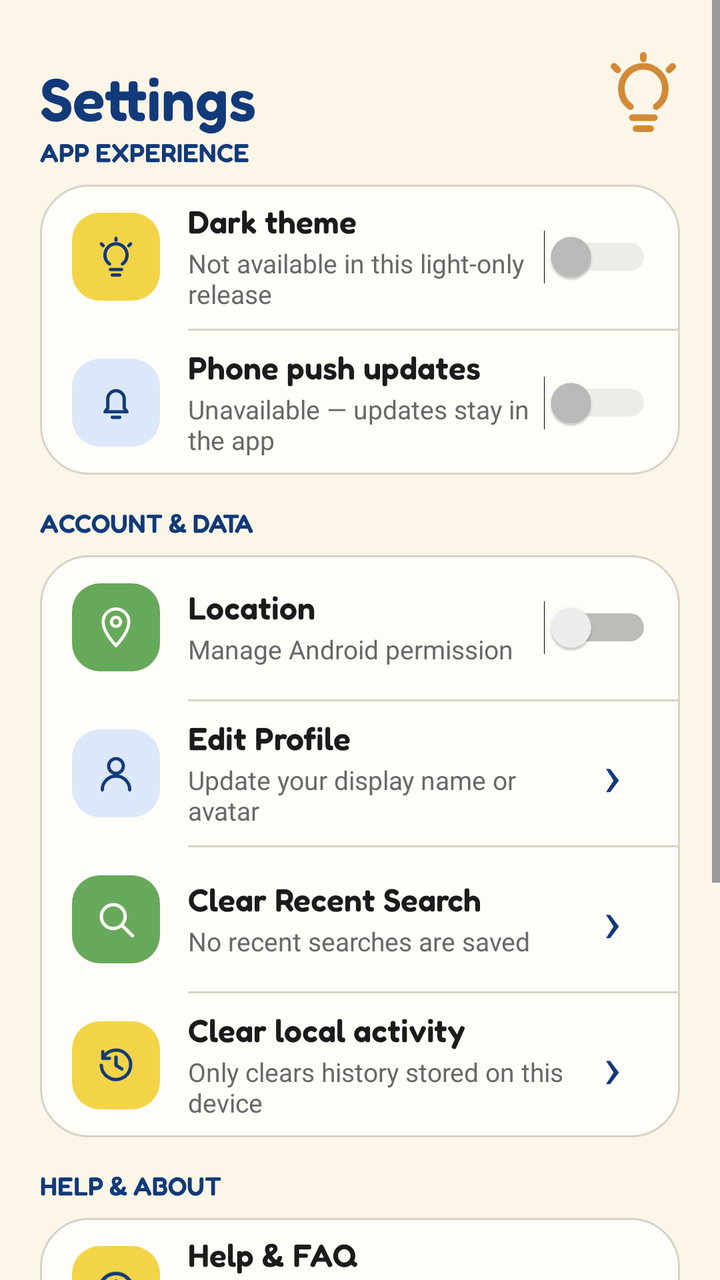
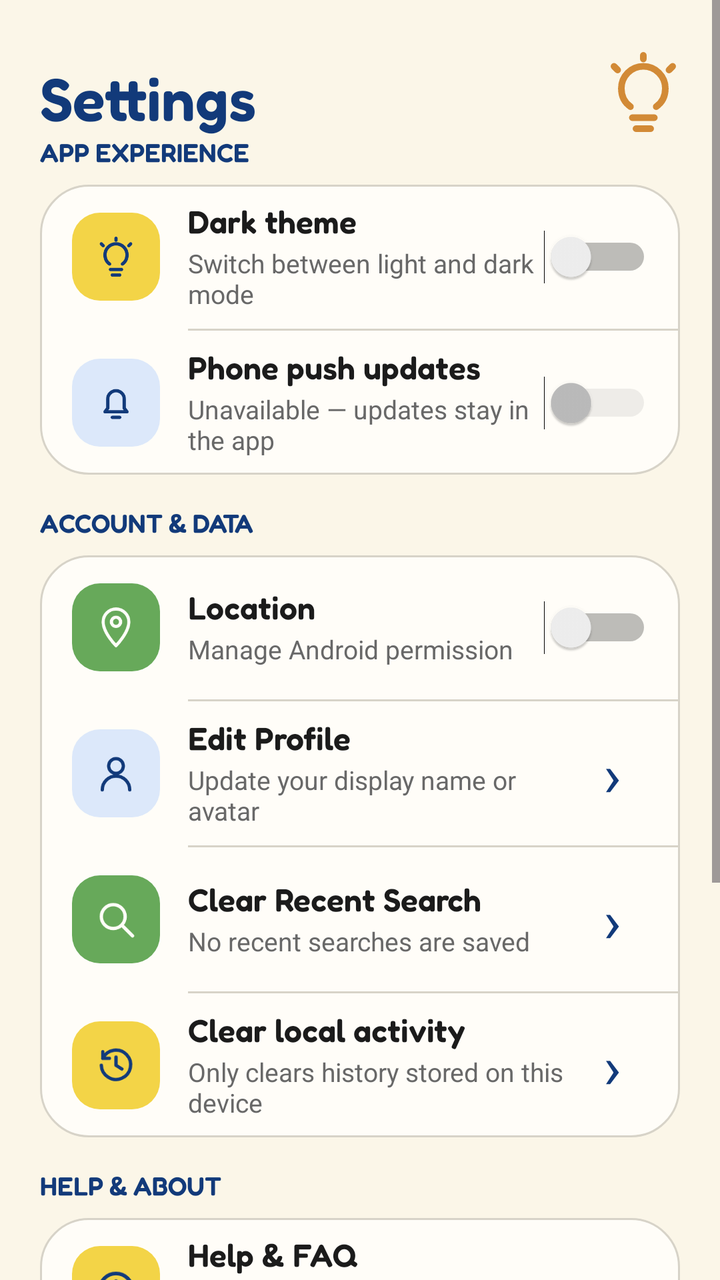

Compare the two renders of this Android layout. The source of the first and the diff that turns it into the second are given below.
<!-- AndroidManifest.xml: application theme Theme.PropCycle -->
<!-- res/layout/fragment_settings.xml -->
<?xml version="1.0" encoding="utf-8"?>
<ScrollView xmlns:android="http://schemas.android.com/apk/res/android"
    xmlns:app="http://schemas.android.com/apk/res-auto"
    android:layout_width="match_parent"
    android:layout_height="match_parent"
    android:background="@color/pc_brand_warm_cream"
    android:fillViewport="true">

    <LinearLayout
        android:layout_width="match_parent"
        android:layout_height="wrap_content"
        android:orientation="vertical"
        android:paddingStart="20dp"
        android:paddingTop="8dp"
        android:paddingEnd="20dp"
        android:paddingBottom="28dp">

        <FrameLayout
            android:layout_width="match_parent"
            android:layout_height="60dp">

            <LinearLayout
                android:layout_width="match_parent"
                android:layout_height="wrap_content"
                android:layout_gravity="bottom|start"
                android:layout_marginEnd="60dp"
                android:orientation="vertical">

                <TextView
                    android:layout_width="match_parent"
                    android:layout_height="wrap_content"
                    android:fontFamily="@font/fredoka_semibold"
                    android:text="Settings"
                    android:textColor="@color/pc_brand_deep_blue"
                    android:textSize="30sp" />

            </LinearLayout>

            <ImageView
                android:layout_width="44dp"
                android:layout_height="44dp"
                android:layout_gravity="end|bottom"
                android:layout_marginEnd="-4dp"
                android:contentDescription="@null"
                android:src="@drawable/ic_eco_bulb" />
        </FrameLayout>

        <TextView
            android:layout_width="match_parent"
            android:layout_height="wrap_content"
            android:layout_marginBottom="8dp"
            android:fontFamily="@font/fredoka_semibold"
            android:text="APP EXPERIENCE"
            android:textColor="@color/pc_brand_deep_blue"
            android:textSize="13sp" />

        <LinearLayout
            android:layout_width="match_parent"
            android:layout_height="wrap_content"
            android:background="@drawable/bg_settings_section"
            android:orientation="vertical">

            <LinearLayout
                android:id="@+id/dark_theme_setting"
                android:layout_width="match_parent"
                android:layout_height="72dp"
                android:clickable="true"
                android:focusable="true"
                android:gravity="center_vertical"
                android:orientation="horizontal"
                android:paddingStart="16dp"
                android:paddingEnd="14dp">

                <ImageView
                    android:layout_width="44dp"
                    android:layout_height="44dp"
                    android:background="@drawable/bg_settings_icon_yellow"
                    android:contentDescription="@null"
                    android:padding="11dp"
                    android:src="@drawable/ic_eco_bulb"
                    app:tint="@color/pc_brand_deep_blue" />

                <LinearLayout
                    android:layout_width="0dp"
                    android:layout_height="wrap_content"
                    android:layout_marginStart="14dp"
                    android:layout_weight="1"
                    android:orientation="vertical">

                    <TextView
                        android:layout_width="match_parent"
                        android:layout_height="wrap_content"
                        android:fontFamily="@font/fredoka_semibold"
                        android:text="Dark theme"
                        android:textColor="@color/pc_brand_text_primary"
                        android:textSize="16sp" />

                    <TextView
                        android:layout_width="match_parent"
                        android:layout_height="wrap_content"
                        android:layout_marginTop="2dp"
                        android:text="Not available in this light-only release"
                        android:textColor="@color/pc_brand_text_secondary"
                        android:textSize="13sp" />
                </LinearLayout>

                <Switch
                    android:id="@+id/dark_theme_switch"
                    android:layout_width="wrap_content"
                    android:layout_height="48dp"
                    android:checked="false"
                    android:contentDescription="Dark Theme, off"
                    android:enabled="false"
                    android:minWidth="48dp"
                    android:showText="false" />
            </LinearLayout>

            <View
                android:layout_width="match_parent"
                android:layout_height="1dp"
                android:layout_marginStart="74dp"
                android:background="@color/pc_brand_outline" />

            <LinearLayout
                android:id="@+id/push_notification_setting"
                android:layout_width="match_parent"
                android:layout_height="72dp"
                android:clickable="true"
                android:focusable="true"
                android:gravity="center_vertical"
                android:orientation="horizontal"
                android:paddingStart="16dp"
                android:paddingEnd="14dp">

                <ImageView
                    android:layout_width="44dp"
                    android:layout_height="44dp"
                    android:background="@drawable/bg_settings_icon_blue"
                    android:contentDescription="@null"
                    android:padding="11dp"
                    android:src="@drawable/ic_notifications"
                    app:tint="@color/pc_brand_deep_blue" />

                <LinearLayout
                    android:layout_width="0dp"
                    android:layout_height="wrap_content"
                    android:layout_marginStart="14dp"
                    android:layout_weight="1"
                    android:orientation="vertical">

                    <TextView
                        android:layout_width="match_parent"
                        android:layout_height="wrap_content"
                        android:fontFamily="@font/fredoka_semibold"
                        android:text="Phone push updates"
                        android:textColor="@color/pc_brand_text_primary"
                        android:textSize="16sp" />

                    <TextView
                        android:layout_width="match_parent"
                        android:layout_height="wrap_content"
                        android:layout_marginTop="2dp"
                        android:text="Unavailable — updates stay in the app"
                        android:textColor="@color/pc_brand_text_secondary"
                        android:textSize="13sp" />
                </LinearLayout>

                <Switch
                    android:id="@+id/push_notifications_switch"
                    android:layout_width="wrap_content"
                    android:layout_height="48dp"
                    android:checked="false"
                    android:contentDescription="Push Notifications, unavailable"
                    android:enabled="false"
                    android:minWidth="48dp"
                    android:showText="false" />
            </LinearLayout>
        </LinearLayout>

        <TextView
            android:layout_width="match_parent"
            android:layout_height="wrap_content"
            android:layout_marginTop="16dp"
            android:layout_marginBottom="8dp"
            android:fontFamily="@font/fredoka_semibold"
            android:text="ACCOUNT &amp; DATA"
            android:textColor="@color/pc_brand_deep_blue"
            android:textSize="13sp" />

        <LinearLayout
            android:layout_width="match_parent"
            android:layout_height="wrap_content"
            android:background="@drawable/bg_settings_section"
            android:orientation="vertical">

            <LinearLayout
                android:id="@+id/location_setting"
                android:layout_width="match_parent"
                android:layout_height="72dp"
                android:clickable="true"
                android:contentDescription="Manage Android location permission"
                android:focusable="true"
                android:gravity="center_vertical"
                android:orientation="horizontal"
                android:paddingStart="16dp"
                android:paddingEnd="14dp">

                <ImageView
                    android:layout_width="44dp"
                    android:layout_height="44dp"
                    android:background="@drawable/bg_settings_icon_green"
                    android:contentDescription="@null"
                    android:padding="11dp"
                    android:src="@drawable/ic_location"
                    app:tint="@color/pc_brand_surface" />

                <LinearLayout
                    android:layout_width="0dp"
                    android:layout_height="wrap_content"
                    android:layout_marginStart="14dp"
                    android:layout_weight="1"
                    android:orientation="vertical">

                    <TextView
                        android:layout_width="match_parent"
                        android:layout_height="wrap_content"
                        android:fontFamily="@font/fredoka_semibold"
                        android:text="Location"
                        android:textColor="@color/pc_brand_text_primary"
                        android:textSize="16sp" />

                    <TextView
                        android:layout_width="match_parent"
                        android:layout_height="wrap_content"
                        android:layout_marginTop="2dp"
                        android:text="Manage Android permission"
                        android:textColor="@color/pc_brand_text_secondary"
                        android:textSize="13sp" />
                </LinearLayout>

                <Switch
                    android:id="@+id/location_switch"
                    android:layout_width="wrap_content"
                    android:layout_height="48dp"
                    android:checked="false"
                    android:clickable="false"
                    android:contentDescription="Location permission status"
                    android:focusable="false"
                    android:minWidth="48dp"
                    android:showText="false" />
            </LinearLayout>

            <View
                android:layout_width="match_parent"
                android:layout_height="1dp"
                android:layout_marginStart="74dp"
                android:background="@color/pc_brand_outline" />

            <LinearLayout
                android:id="@+id/account_details_action"
                android:layout_width="match_parent"
                android:layout_height="72dp"
                android:clickable="true"
                android:contentDescription="Edit your PropCycle profile"
                android:focusable="true"
                android:gravity="center_vertical"
                android:orientation="horizontal"
                android:paddingStart="16dp"
                android:paddingEnd="10dp">

                <ImageView
                    android:layout_width="44dp"
                    android:layout_height="44dp"
                    android:background="@drawable/bg_settings_icon_blue"
                    android:contentDescription="@null"
                    android:padding="11dp"
                    android:src="@drawable/ic_person"
                    app:tint="@color/pc_brand_deep_blue" />

                <LinearLayout
                    android:layout_width="0dp"
                    android:layout_height="wrap_content"
                    android:layout_marginStart="14dp"
                    android:layout_weight="1"
                    android:orientation="vertical">

                    <TextView
                        android:layout_width="match_parent"
                        android:layout_height="wrap_content"
                        android:fontFamily="@font/fredoka_semibold"
                        android:text="@string/settings_edit_profile_title"
                        android:textColor="@color/pc_brand_text_primary"
                        android:textSize="16sp" />

                    <TextView
                        android:layout_width="match_parent"
                        android:layout_height="wrap_content"
                        android:layout_marginTop="2dp"
                        android:text="@string/settings_edit_profile_summary"
                        android:textColor="@color/pc_brand_text_secondary"
                        android:textSize="13sp" />
                </LinearLayout>

                <TextView
                    android:layout_width="48dp"
                    android:layout_height="48dp"
                    android:gravity="center"
                    android:text="›"
                    android:textColor="@color/pc_brand_deep_blue"
                    android:textSize="30sp" />
            </LinearLayout>

            <View
                android:layout_width="match_parent"
                android:layout_height="1dp"
                android:layout_marginStart="74dp"
                android:background="@color/pc_brand_outline" />

            <LinearLayout
                android:id="@+id/clear_recent_search_action"
                android:layout_width="match_parent"
                android:layout_height="72dp"
                android:clickable="true"
                android:contentDescription="Clear locally saved recent searches"
                android:focusable="true"
                android:gravity="center_vertical"
                android:orientation="horizontal"
                android:paddingStart="16dp"
                android:paddingEnd="10dp">

                <ImageView
                    android:layout_width="44dp"
                    android:layout_height="44dp"
                    android:background="@drawable/bg_settings_icon_green"
                    android:contentDescription="@null"
                    android:padding="11dp"
                    android:src="@drawable/ic_search"
                    app:tint="@color/pc_brand_surface" />

                <LinearLayout
                    android:layout_width="0dp"
                    android:layout_height="wrap_content"
                    android:layout_marginStart="14dp"
                    android:layout_weight="1"
                    android:orientation="vertical">

                    <TextView
                        android:layout_width="match_parent"
                        android:layout_height="wrap_content"
                        android:fontFamily="@font/fredoka_semibold"
                        android:text="@string/settings_clear_recent_search_title"
                        android:textColor="@color/pc_brand_text_primary"
                        android:textSize="16sp" />

                    <TextView
                        android:layout_width="match_parent"
                        android:layout_height="wrap_content"
                        android:layout_marginTop="2dp"
                        android:text="@string/settings_clear_recent_search_summary"
                        android:textColor="@color/pc_brand_text_secondary"
                        android:textSize="13sp" />
                </LinearLayout>

                <TextView
                    android:layout_width="48dp"
                    android:layout_height="48dp"
                    android:gravity="center"
                    android:text="›"
                    android:textColor="@color/pc_brand_deep_blue"
                    android:textSize="30sp" />
            </LinearLayout>

            <View
                android:layout_width="match_parent"
                android:layout_height="1dp"
                android:layout_marginStart="74dp"
                android:background="@color/pc_brand_outline" />

            <LinearLayout
                android:id="@+id/clear_history_action"
                android:layout_width="match_parent"
                android:layout_height="72dp"
                android:clickable="true"
                android:contentDescription="Clear this account's activity history on this device"
                android:focusable="true"
                android:gravity="center_vertical"
                android:orientation="horizontal"
                android:paddingStart="16dp"
                android:paddingEnd="10dp">

                <ImageView
                    android:layout_width="44dp"
                    android:layout_height="44dp"
                    android:background="@drawable/bg_settings_icon_yellow"
                    android:contentDescription="@null"
                    android:padding="11dp"
                    android:src="@drawable/ic_history"
                    app:tint="@color/pc_brand_deep_blue" />

                <LinearLayout
                    android:layout_width="0dp"
                    android:layout_height="wrap_content"
                    android:layout_marginStart="14dp"
                    android:layout_weight="1"
                    android:orientation="vertical">

                    <TextView
                        android:layout_width="match_parent"
                        android:layout_height="wrap_content"
                        android:fontFamily="@font/fredoka_semibold"
                        android:text="Clear local activity"
                        android:textColor="@color/pc_brand_text_primary"
                        android:textSize="16sp" />

                    <TextView
                        android:layout_width="match_parent"
                        android:layout_height="wrap_content"
                        android:layout_marginTop="2dp"
                        android:text="Only clears history stored on this device"
                        android:textColor="@color/pc_brand_text_secondary"
                        android:textSize="13sp" />
                </LinearLayout>

                <TextView
                    android:layout_width="48dp"
                    android:layout_height="48dp"
                    android:gravity="center"
                    android:text="›"
                    android:textColor="@color/pc_brand_deep_blue"
                    android:textSize="30sp" />
            </LinearLayout>
        </LinearLayout>

        <TextView
            android:layout_width="match_parent"
            android:layout_height="wrap_content"
            android:layout_marginTop="16dp"
            android:layout_marginBottom="8dp"
            android:fontFamily="@font/fredoka_semibold"
            android:text="@string/settings_help_about_section"
            android:textColor="@color/pc_brand_deep_blue"
            android:textSize="13sp" />

        <LinearLayout
            android:layout_width="match_parent"
            android:layout_height="wrap_content"
            android:background="@drawable/bg_settings_section"
            android:orientation="vertical">

            <LinearLayout
                android:id="@+id/help_faq_action"
                android:layout_width="match_parent"
                android:layout_height="72dp"
                android:clickable="true"
                android:contentDescription="Open Help and FAQ"
                android:focusable="true"
                android:gravity="center_vertical"
                android:orientation="horizontal"
                android:paddingStart="16dp"
                android:paddingEnd="10dp">

                <ImageView
                    android:layout_width="44dp"
                    android:layout_height="44dp"
                    android:background="@drawable/bg_settings_icon_yellow"
                    android:contentDescription="@null"
                    android:padding="11dp"
                    android:src="@drawable/ic_recycle_info"
                    app:tint="@color/pc_brand_deep_blue" />

                <LinearLayout
                    android:layout_width="0dp"
                    android:layout_height="wrap_content"
                    android:layout_marginStart="14dp"
                    android:layout_weight="1"
                    android:orientation="vertical">

                    <TextView
                        android:layout_width="match_parent"
                        android:layout_height="wrap_content"
                        android:fontFamily="@font/fredoka_semibold"
                        android:text="@string/settings_help_faq_title"
                        android:textColor="@color/pc_brand_text_primary"
                        android:textSize="16sp" />

                    <TextView
                        android:layout_width="match_parent"
                        android:layout_height="wrap_content"
                        android:layout_marginTop="2dp"
                        android:text="@string/settings_help_faq_summary"
                        android:textColor="@color/pc_brand_text_secondary"
                        android:textSize="13sp" />
                </LinearLayout>

                <TextView
                    android:layout_width="48dp"
                    android:layout_height="48dp"
                    android:gravity="center"
                    android:text="›"
                    android:textColor="@color/pc_brand_deep_blue"
                    android:textSize="30sp" />
            </LinearLayout>

            <View
                android:layout_width="match_parent"
                android:layout_height="1dp"
                android:layout_marginStart="74dp"
                android:background="@color/pc_brand_outline" />

            <LinearLayout
                android:id="@+id/privacy_data_action"
                android:layout_width="match_parent"
                android:layout_height="72dp"
                android:clickable="true"
                android:contentDescription="Open Privacy and Data"
                android:focusable="true"
                android:gravity="center_vertical"
                android:orientation="horizontal"
                android:paddingStart="16dp"
                android:paddingEnd="10dp">

                <ImageView
                    android:layout_width="44dp"
                    android:layout_height="44dp"
                    android:background="@drawable/bg_settings_icon_blue"
                    android:contentDescription="@null"
                    android:padding="11dp"
                    android:src="@drawable/ic_register_lock"
                    app:tint="@color/pc_brand_deep_blue" />

                <LinearLayout
                    android:layout_width="0dp"
                    android:layout_height="wrap_content"
                    android:layout_marginStart="14dp"
                    android:layout_weight="1"
                    android:orientation="vertical">

                    <TextView
                        android:layout_width="match_parent"
                        android:layout_height="wrap_content"
                        android:fontFamily="@font/fredoka_semibold"
                        android:text="@string/settings_privacy_data_title"
                        android:textColor="@color/pc_brand_text_primary"
                        android:textSize="16sp" />

                    <TextView
                        android:layout_width="match_parent"
                        android:layout_height="wrap_content"
                        android:layout_marginTop="2dp"
                        android:text="@string/settings_privacy_data_summary"
                        android:textColor="@color/pc_brand_text_secondary"
                        android:textSize="13sp" />
                </LinearLayout>

                <TextView
                    android:layout_width="48dp"
                    android:layout_height="48dp"
                    android:gravity="center"
                    android:text="›"
                    android:textColor="@color/pc_brand_deep_blue"
                    android:textSize="30sp" />
            </LinearLayout>

            <View
                android:layout_width="match_parent"
                android:layout_height="1dp"
                android:layout_marginStart="74dp"
                android:background="@color/pc_brand_outline" />

            <LinearLayout
                android:id="@+id/about_propcycle_action"
                android:layout_width="match_parent"
                android:layout_height="72dp"
                android:clickable="true"
                android:contentDescription="Open About PropCycle"
                android:focusable="true"
                android:gravity="center_vertical"
                android:orientation="horizontal"
                android:paddingStart="16dp"
                android:paddingEnd="10dp">

                <ImageView
                    android:layout_width="44dp"
                    android:layout_height="44dp"
                    android:background="@drawable/bg_settings_icon_green"
                    android:contentDescription="@null"
                    android:padding="11dp"
                    android:src="@drawable/ic_eco_bulb"
                    app:tint="@color/pc_brand_surface" />

                <LinearLayout
                    android:layout_width="0dp"
                    android:layout_height="wrap_content"
                    android:layout_marginStart="14dp"
                    android:layout_weight="1"
                    android:orientation="vertical">

                    <TextView
                        android:layout_width="match_parent"
                        android:layout_height="wrap_content"
                        android:fontFamily="@font/fredoka_semibold"
                        android:text="@string/settings_about_title"
                        android:textColor="@color/pc_brand_text_primary"
                        android:textSize="16sp" />

                    <TextView
                        android:layout_width="match_parent"
                        android:layout_height="wrap_content"
                        android:layout_marginTop="2dp"
                        android:text="@string/settings_about_summary"
                        android:textColor="@color/pc_brand_text_secondary"
                        android:textSize="13sp" />
                </LinearLayout>

                <TextView
                    android:layout_width="48dp"
                    android:layout_height="48dp"
                    android:gravity="center"
                    android:text="›"
                    android:textColor="@color/pc_brand_deep_blue"
                    android:textSize="30sp" />
            </LinearLayout>

            <View
                android:layout_width="match_parent"
                android:layout_height="1dp"
                android:layout_marginStart="74dp"
                android:background="@color/pc_brand_outline" />

            <LinearLayout
                android:id="@+id/app_version_row"
                android:layout_width="match_parent"
                android:layout_height="72dp"
                android:gravity="center_vertical"
                android:orientation="horizontal"
                android:paddingStart="16dp"
                android:paddingEnd="14dp">

                <ImageView
                    android:layout_width="44dp"
                    android:layout_height="44dp"
                    android:background="@drawable/bg_settings_icon_yellow"
                    android:contentDescription="@null"
                    android:padding="11dp"
                    android:src="@drawable/ic_settings"
                    app:tint="@color/pc_brand_deep_blue" />

                <LinearLayout
                    android:layout_width="0dp"
                    android:layout_height="wrap_content"
                    android:layout_marginStart="14dp"
                    android:layout_weight="1"
                    android:orientation="vertical">

                    <TextView
                        android:layout_width="match_parent"
                        android:layout_height="wrap_content"
                        android:fontFamily="@font/fredoka_semibold"
                        android:text="@string/settings_app_version_title"
                        android:textColor="@color/pc_brand_text_primary"
                        android:textSize="16sp" />

                    <TextView
                        android:id="@+id/app_version_value"
                        android:layout_width="match_parent"
                        android:layout_height="wrap_content"
                        android:layout_marginTop="2dp"
                        android:textColor="@color/pc_brand_text_secondary"
                        android:textSize="13sp" />
                </LinearLayout>
            </LinearLayout>
        </LinearLayout>
    </LinearLayout>
</ScrollView>
<!-- resources referenced by this layout -->
<resources>
  <color name="pc_brand_deep_blue">#123A7A</color>
  <color name="pc_brand_outline">#D7D3C8</color>
  <color name="pc_brand_surface">#FFFDF8</color>
  <color name="pc_brand_text_primary">#1B1B1B</color>
  <color name="pc_brand_text_secondary">#686868</color>
  <color name="pc_brand_warm_cream">#FBF6E8</color>
  <!-- drawable bg_settings_icon_blue (drawable) -->
  <?xml version="1.0" encoding="utf-8"?>
  <shape xmlns:android="http://schemas.android.com/apk/res/android">
      <corners android:radius="14dp" />
      <solid android:color="@color/pc_brand_soft_blue" />
  </shape>
  <!-- drawable bg_settings_icon_green (drawable) -->
  <?xml version="1.0" encoding="utf-8"?>
  <shape xmlns:android="http://schemas.android.com/apk/res/android">
      <corners android:radius="14dp" />
      <solid android:color="@color/pc_brand_eco_green" />
  </shape>
  <!-- drawable bg_settings_icon_yellow (drawable) -->
  <?xml version="1.0" encoding="utf-8"?>
  <shape xmlns:android="http://schemas.android.com/apk/res/android">
      <corners android:radius="14dp" />
      <solid android:color="@color/pc_brand_accent_yellow" />
  </shape>
  <!-- drawable bg_settings_section (drawable) -->
  <?xml version="1.0" encoding="utf-8"?>
  <shape xmlns:android="http://schemas.android.com/apk/res/android">
      <corners android:radius="24dp" />
      <solid android:color="@color/pc_brand_surface" />
      <stroke android:width="1dp" android:color="@color/pc_brand_outline" />
  </shape>
  <!-- drawable ic_search (drawable) -->
  <?xml version="1.0" encoding="utf-8"?>
  <vector xmlns:android="http://schemas.android.com/apk/res/android" android:width="24dp" android:height="24dp" android:viewportWidth="24" android:viewportHeight="24">
      <path android:fillColor="@color/pc_transparent" android:pathData="M10.5,4 A6.5,6.5 0,1 0,10.5,17 A6.5,6.5 0,1 0,10.5,4 M15.2,15.2 L21,21" android:strokeColor="@color/pc_icon" android:strokeLineCap="round" android:strokeWidth="1.8" />
  </vector>
  <string name="settings_about_summary">Our circular-economy purpose</string>
  <string name="settings_about_title">About PropCycle</string>
  <string name="settings_app_version_title">App Version</string>
  <string name="settings_clear_recent_search_summary">No recent searches are saved</string>
  <string name="settings_clear_recent_search_title">Clear Recent Search</string>
  <string name="settings_edit_profile_summary">Update your display name or avatar</string>
  <string name="settings_edit_profile_title">Edit Profile</string>
  <string name="settings_help_about_section">HELP &amp; ABOUT</string>
  <string name="settings_help_faq_summary">Answers about current PropCycle features</string>
  <string name="settings_help_faq_title">Help &amp; FAQ</string>
  <string name="settings_privacy_data_summary">How implemented features use data</string>
  <string name="settings_privacy_data_title">Privacy &amp; Data</string>
  <color name="pc_brand_soft_blue">#DCE8FA</color>
  <color name="pc_brand_eco_green">#67A95A</color>
  <color name="pc_brand_accent_yellow">#F3D447</color>
  <color name="pc_transparent">#00000000</color>
  <color name="pc_accent">#D28A36</color>
  <color name="pc_primary">#1F5C42</color>
  <color name="pc_icon">#1F5C42</color>
  <color name="pc_brand_primary_blue">#234FA8</color>
  <color name="pc_on_primary">#FFFFFF</color>
  <color name="pc_primary_container">#C3DDCB</color>
  <color name="pc_on_primary_container">#173F30</color>
  <color name="pc_on_accent">#2B1B08</color>
  <color name="pc_accent_container">#F8E3C8</color>
  <color name="pc_on_accent_container">#4B2C08</color>
  <color name="pc_text_primary">#18231E</color>
  <color name="pc_surface">#FFFFFF</color>
  <color name="pc_surface_container">#E2F0E6</color>
  <color name="pc_text_secondary">#526159</color>
  <color name="pc_outline">#5F7066</color>
  <color name="pc_error">#B3261E</color>
  <color name="pc_on_error">#FFFFFF</color>
  <color name="pc_background">#E6EBE1</color>
</resources>

<!-- the commit's change to res/layout/fragment_settings.xml (unified diff, before → after) -->
@@ -99,7 +99,7 @@
                         android:layout_width="match_parent"
                         android:layout_height="wrap_content"
                         android:layout_marginTop="2dp"
-                        android:text="Not available in this light-only release"
+                        android:text="Switch between light and dark mode"
                         android:textColor="@color/pc_brand_text_secondary"
                         android:textSize="13sp" />
                 </LinearLayout>
@@ -109,8 +109,9 @@
                     android:layout_width="wrap_content"
                     android:layout_height="48dp"
                     android:checked="false"
-                    android:contentDescription="Dark Theme, off"
-                    android:enabled="false"
+                    android:clickable="false"
+                    android:contentDescription="Dark Theme toggle"
+                    android:focusable="false"
                     android:minWidth="48dp"
                     android:showText="false" />
             </LinearLayout>
